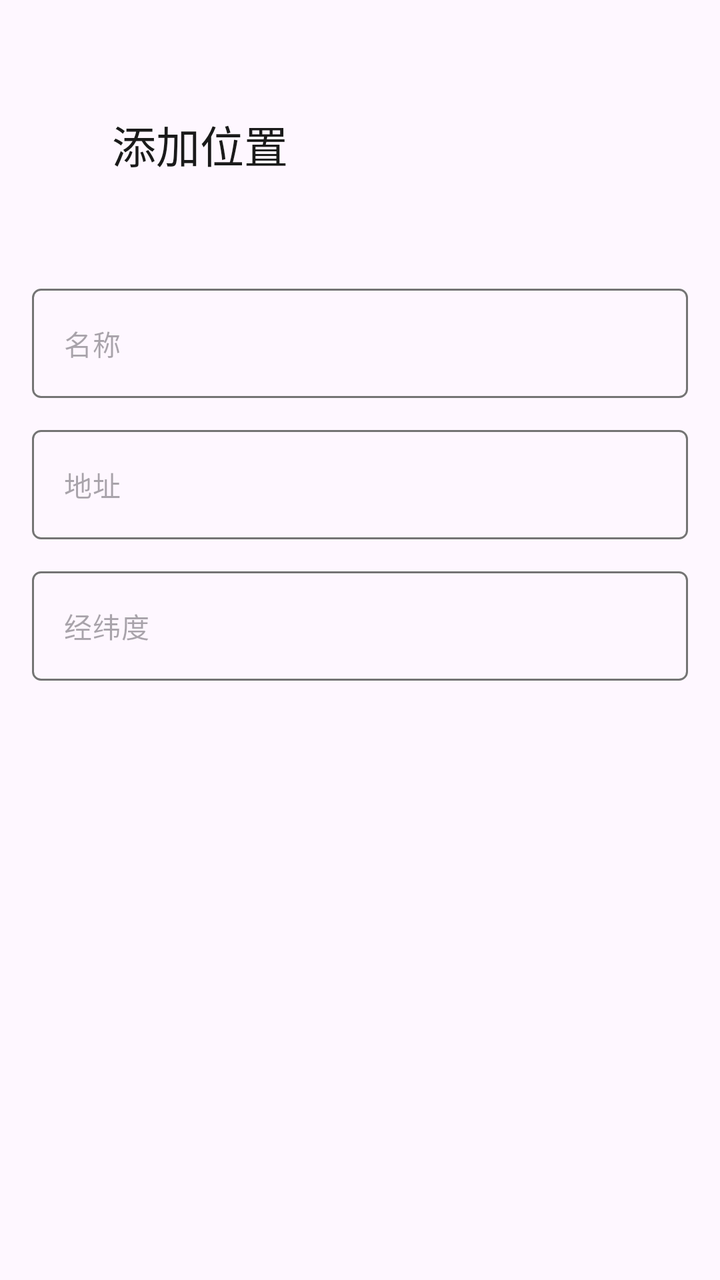
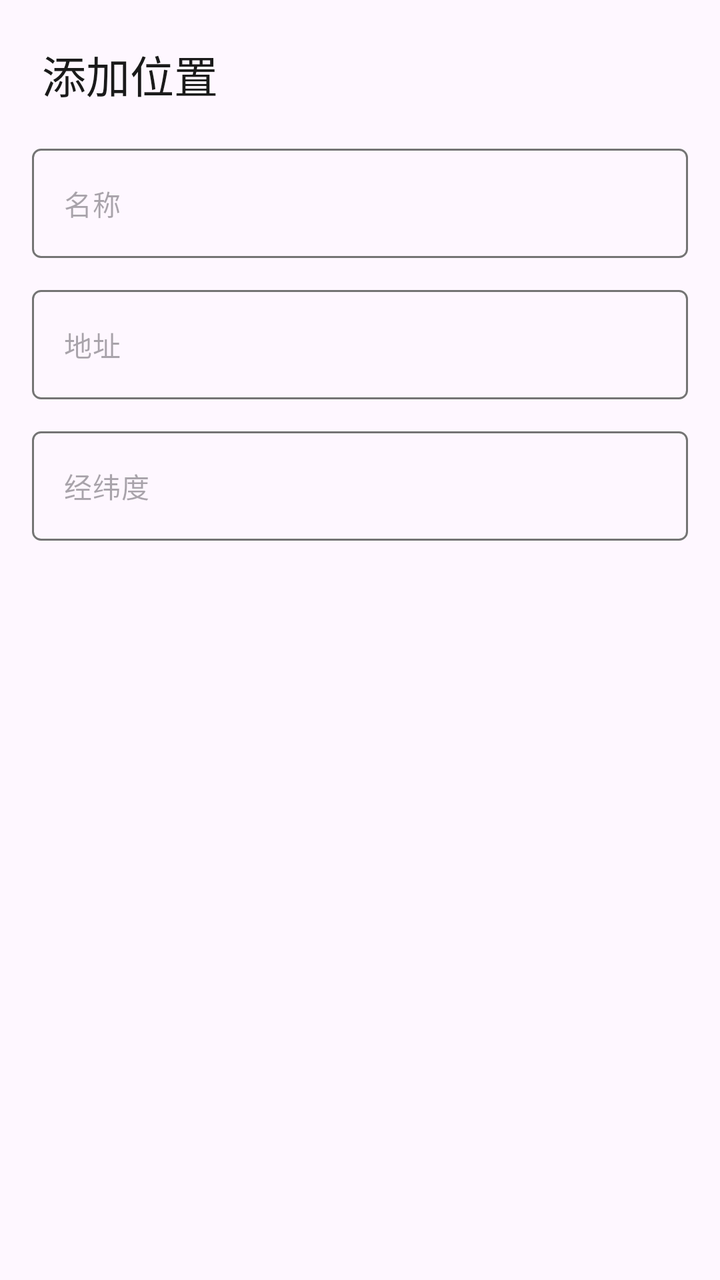

An Android layout rendered at two revisions. The XML below is the earlier revision; the diff shows what the commit changed to produce the second picture.
<!-- AndroidManifest.xml: application theme AppTheme -->
<!-- res/layout/dialog_add_location.xml -->
<?xml version="1.0" encoding="utf-8"?>
<LinearLayout
    xmlns:android="http://schemas.android.com/apk/res/android"
    xmlns:app="http://schemas.android.com/apk/res-auto"
    android:layout_width="match_parent"
    android:layout_height="wrap_content"
    android:orientation="vertical"
    android:padding="16dp">

        <TextView
            android:layout_width="match_parent"
            android:layout_height="wrap_content"
            android:text="@string/add_location"
            android:textAppearance="?attr/textAppearanceTitleLarge"
            android:textColor="?attr/colorOnSurface"
            android:padding="40dp"/>

        <com.google.android.material.textfield.TextInputLayout
            android:layout_width="match_parent"
            android:layout_height="wrap_content"
            android:layout_marginTop="16dp"
            app:boxBackgroundMode="none"
            app:hintEnabled="false"
            >

            <com.google.android.material.textfield.TextInputEditText
                android:id="@+id/etLocationName"
                android:layout_width="match_parent"
                android:layout_height="wrap_content"
                android:imeOptions="actionNext"
                android:inputType="text"
                android:singleLine="true"
                android:textColor="?attr/colorOnSurface"
                android:textAppearance="@style/TextAppearance.Material3.BodyMedium"
                android:hint="@string/name"
                android:background="@drawable/edit_text_box">

                
            </com.google.android.material.textfield.TextInputEditText>
        </com.google.android.material.textfield.TextInputLayout>

        <com.google.android.material.textfield.TextInputLayout
            android:layout_width="match_parent"
            android:layout_height="wrap_content"
            android:layout_marginTop="16dp"
            app:boxBackgroundMode="none"
            app:hintEnabled="false"
            >

            <com.google.android.material.textfield.TextInputEditText
                android:id="@+id/etLocationAddress"
                android:layout_width="match_parent"
                android:layout_height="wrap_content"
                android:imeOptions="actionNext"
                android:inputType="text"
                android:singleLine="true"
                android:textColor="?attr/colorOnSurface"
                android:textAppearance="@style/TextAppearance.Material3.BodyMedium"
                android:hint="@string/address"
                android:background="@drawable/edit_text_box">
            </com.google.android.material.textfield.TextInputEditText>
        </com.google.android.material.textfield.TextInputLayout>

        <com.google.android.material.textfield.TextInputLayout
            android:layout_width="match_parent"
            android:layout_height="wrap_content"
            android:layout_marginTop="16dp"
            app:boxBackgroundMode="none"
            app:hintEnabled="false"
            >

            <com.google.android.material.textfield.TextInputEditText
                android:id="@+id/etLocationLatLon"
                android:layout_width="match_parent"
                android:layout_height="wrap_content"
                android:imeOptions="actionNext"
                android:inputType="text"
                android:singleLine="true"
                android:textColor="?attr/colorOnSurface"
                android:textAppearance="@style/TextAppearance.Material3.BodyMedium"
                android:hint="@string/latlon"
                android:background="@drawable/edit_text_box">
            </com.google.android.material.textfield.TextInputEditText>
        </com.google.android.material.textfield.TextInputLayout>

</LinearLayout>
<!-- resources referenced by this layout -->
<resources>
  <!-- drawable edit_text_box (drawable) -->
  <?xml version="1.0" encoding="utf-8"?>
  <selector xmlns:android="http://schemas.android.com/apk/res/android">
      <item android:state_focused="true">
          <shape android:shape="rectangle">
              <solid android:color="@android:color/transparent" />
              <stroke android:width="2dp" android:color="?attr/colorPrimary" />
              <corners android:radius="4dp" />
          </shape>
      </item>
      <item>
          <shape android:shape="rectangle">
              <solid android:color="@android:color/transparent" />
              <stroke android:width="1dp" android:color="?attr/colorOutline" />
              <corners android:radius="4dp" />
          </shape>
      </item>
  </selector>
  <string name="add_location">添加位置</string>
  <string name="address">地址</string>
  <string name="latlon">经纬度</string>
  <string name="name">名称</string>
  <style name="AppTheme" parent="Theme.Material3.Light.NoActionBar">
          
          <item name="colorPrimary">#5F5F5F</item>
          <item name="colorOnPrimary">#FFFFFF</item>
          <item name="colorPrimaryContainer">#E0E0E0</item>
          <item name="colorOnPrimaryContainer">#1E1E1E</item>
          <item name="colorSecondary">#494949</item>
          <item name="colorOnSecondary">#FFFFFF</item>
          <item name="colorSecondaryContainer">#E7E7E7</item>
          <item name="colorOnSecondaryContainer">#2A2A2A</item>
          <item name="colorSurface">#FFFFFF</item>
          <item name="colorOnSurface">#1A1A1A</item>
          <item name="colorSurfaceVariant">#F0F0F0</item>
          <item name="colorOnSurfaceVariant">#5F5F5F</item>
          <item name="colorOutline">#747474</item>
  
          
          <item name="android:statusBarColor">@android:color/transparent</item>
          <item name="android:windowDrawsSystemBarBackgrounds">true</item>
          <item name="android:windowTranslucentStatus">true</item>
          <item name="windowActionModeOverlay">true</item>
          <item name="windowActionBar">false</item>
          <item name="windowNoTitle">true</item>
  
          
          <item name="searchViewStyle">@style/Portal.SearchViewStyle</item>
          <item name="sliderStyle">@style/Portal.SliderTheme</item>
          <item name="android:popupMenuStyle">@style/PortalPopupMenuStyle</item>
      </style>
  <style name="Portal.SearchViewStyle" parent="Widget.AppCompat.SearchView" />
  <style name="Portal.SliderTheme" parent="Widget.Material3.Slider" />
  <style name="PortalPopupMenuStyle" parent="Widget.Material3.PopupMenu">
          <item name="android:popupAnimationStyle">@style/PortalPopupAnimation</item>
      </style>
  <style name="PortalPopupAnimation">
          <item name="android:windowEnterAnimation">@anim/popup_in_top_end</item>
          <item name="android:windowExitAnimation">@anim/popup_out_top_end</item>
      </style>
</resources>

<!-- the commit's change to res/layout/dialog_add_location.xml (unified diff, before → after) -->
@@ -13,7 +13,7 @@
             android:text="@string/add_location"
             android:textAppearance="?attr/textAppearanceTitleLarge"
             android:textColor="?attr/colorOnSurface"
-            android:padding="40dp"/>
+            android:padding="15px"/>
 
         <com.google.android.material.textfield.TextInputLayout
             android:layout_width="match_parent"
